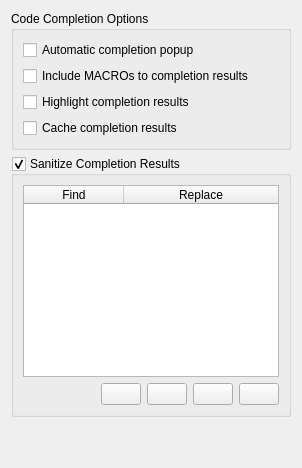
First picture: the form in src/clang_completion_settings.ui, repository zaufi/kate-cpp-helper-plugin, before the edit.
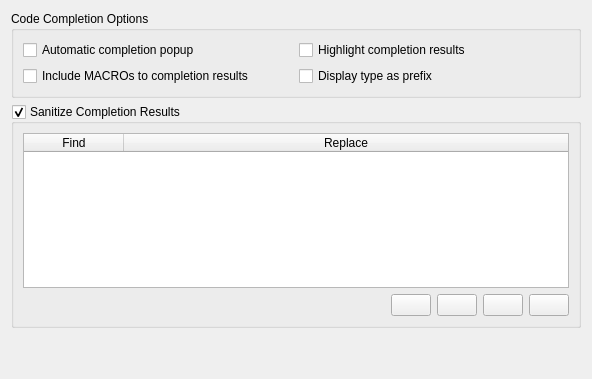
Second picture: the form after the edit. Icons and pictures are not drawn. Custom widgets are drawn as their Qt base class.

Patch:
```diff
--- a/src/clang_completion_settings.ui
+++ b/src/clang_completion_settings.ui
@@ -2,6 +2,14 @@
 <ui version="4.0">
  <class>CompletionSettings</class>
  <widget class="QWidget" name="CompletionSettings">
+  <property name="geometry">
+   <rect>
+    <x>0</x>
+    <y>0</y>
+    <width>592</width>
+    <height>379</height>
+   </rect>
+  </property>
   <property name="sizePolicy">
    <sizepolicy hsizetype="Preferred" vsizetype="Preferred">
     <horstretch>0</horstretch>
@@ -23,8 +31,8 @@
      <property name="title">
       <string>Code Completion Options</string>
      </property>
-     <layout class="QVBoxLayout" name="verticalLayout_4">
-      <item>
+     <layout class="QGridLayout" name="gridLayout">
+      <item row="0" column="0">
        <widget class="QCheckBox" name="autoCompletions">
         <property name="toolTip">
          <string>Enable automatic completions on member access</string>
@@ -34,7 +42,7 @@
         </property>
        </widget>
       </item>
-      <item>
+      <item row="1" column="0">
        <widget class="QCheckBox" name="includeMacros">
         <property name="toolTip">
          <string>Show defined preprocessor macros in completion results</string>
@@ -44,7 +52,7 @@
         </property>
        </widget>
       </item>
-      <item>
+      <item row="0" column="1">
        <widget class="QCheckBox" name="highlightResults">
         <property name="toolTip">
          <string>&lt;html&gt;&lt;head/&gt;&lt;body&gt;&lt;p&gt;Colorize completion items using current document's mode&lt;/p&gt;&lt;/body&gt;&lt;/html&gt;</string>
@@ -54,8 +62,8 @@
         </property>
        </widget>
       </item>
-      <item>
-       <widget class="QCheckBox" name="cacheCompletions">
+      <item row="1" column="1">
+       <widget class="QCheckBox" name="usePrefixColumn">
         <property name="toolTip">
          <string>Turn corresponding option of clang library. Dunno how good it is...</string>
         </property>
@@ -63,7 +71,7 @@
          <string/>
         </property>
         <property name="text">
-         <string>Cache completion results</string>
+         <string>Display type as prefix</string>
         </property>
        </widget>
       </item>
```
Left out of the diff: 6 changed lines with no effect on the pictures.
